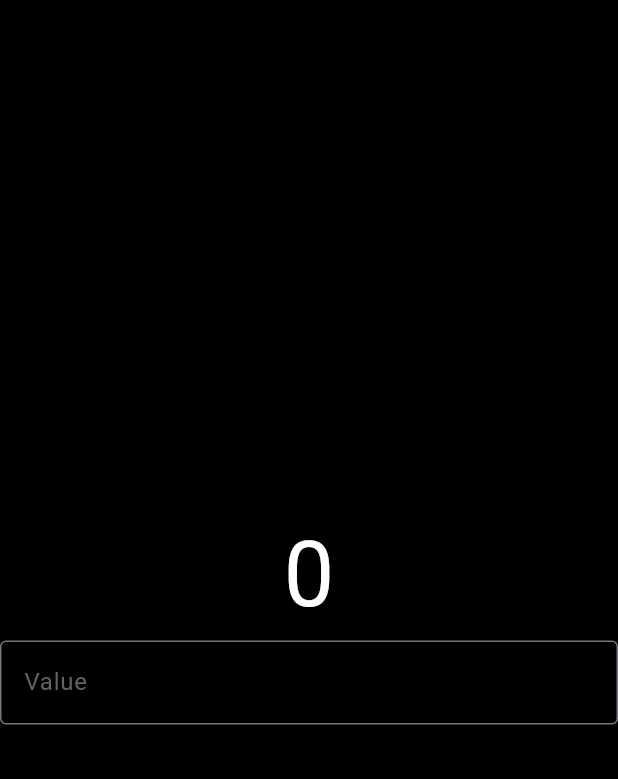
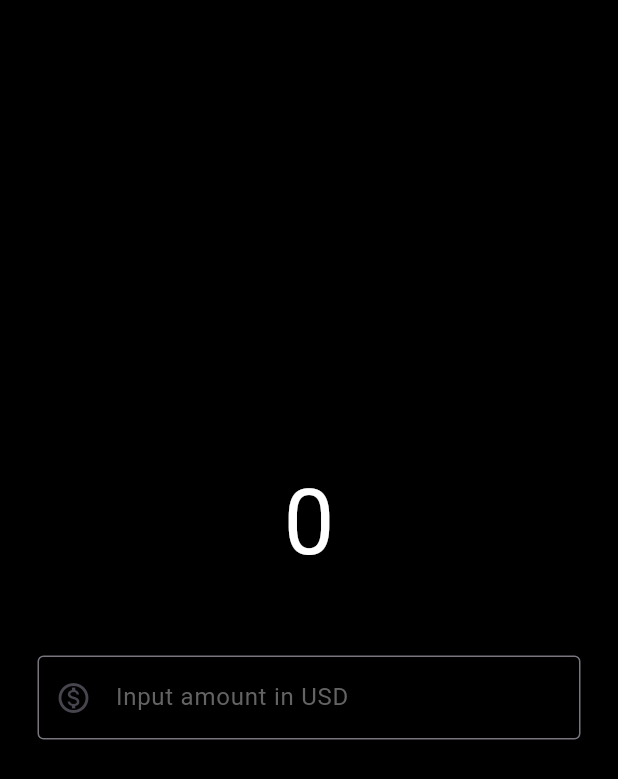
Before and after one commit to SajenTuladhar/currency_converter, a Flutter app: the screen it shows after launch, on a phone screen of 412 x 824 dp. Shown: the top 779 px of the screen. Run offline on Flutter 3.47's test engine with Material 3 defaults, Android fonts, the phone set to English and light mode, and no system bars.

```diff
--- a/lib/home_page.dart
+++ b/lib/home_page.dart
@@ -1,4 +1,5 @@
 import 'package:flutter/material.dart';
+import 'package:flutter/widgets.dart';
 
 
 class Home extends StatelessWidget {
@@ -17,15 +18,20 @@ class Home extends StatelessWidget {
                color: Colors.white,
                fontSize: 60,
             ),),
-            TextField(
-
-              decoration: InputDecoration(
-                hintText: 'Value',
-
-                hintStyle: TextStyle(color: Color.fromARGB(255, 100, 99, 99)),
-                border: OutlineInputBorder(
-                  //gapPadding: 100,
-                )
+            SizedBox(height: 20,),
+            Padding(
+              padding: EdgeInsets.all(25),
+              child: TextField(
+                style: TextStyle(color: Colors.white),
+                decoration: InputDecoration(
+                   hintText: 'Input amount in USD',
+                   hintStyle: TextStyle(color: Color.fromARGB(255, 100, 99, 99)),
+                  border: OutlineInputBorder(
+                    //gapPadding: 100,
+                  ),
+                  prefixIcon: Icon(Icons.monetization_on_outlined),
+                ),
+                keyboardType: TextInputType.numberWithOptions(),
               ),
             )
           ],
```
